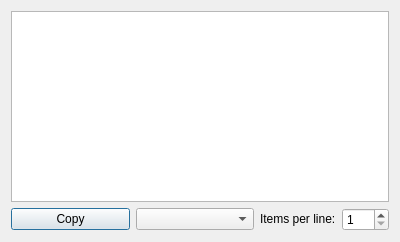
Before: the Qt Designer form src/gui/Src/Gui/DataCopyDialog.ui in x64dbg/x64dbg, drawn with Qt 5.
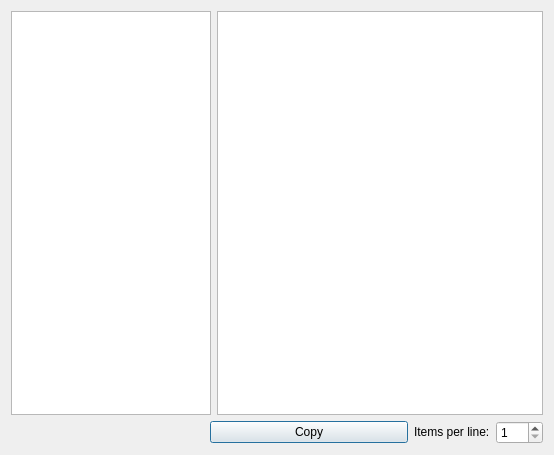
After: the same form once the commit is applied. Icons and pictures are not drawn.

Commit message: Enhancements to the Data Copy dialog

```diff
--- a/src/gui/Src/Gui/DataCopyDialog.ui
+++ b/src/gui/Src/Gui/DataCopyDialog.ui
@@ -6,8 +6,8 @@
    <rect>
     <x>0</x>
     <y>0</y>
-    <width>400</width>
-    <height>242</height>
+    <width>554</width>
+    <height>455</height>
    </rect>
   </property>
   <property name="windowTitle">
@@ -17,8 +17,24 @@
    <iconset resource="../../resource.qrc">
     <normaloff>:/icons/images/data-copy.png</normaloff>:/icons/images/data-copy.png</iconset>
   </property>
-  <layout class="QVBoxLayout" name="verticalLayout">
-   <item>
+  <layout class="QGridLayout" name="gridLayout_2">
+   <item row="0" column="0">
+    <widget class="QListWidget" name="listType">
+     <property name="minimumSize">
+      <size>
+       <width>140</width>
+       <height>0</height>
+      </size>
+     </property>
+     <property name="maximumSize">
+      <size>
+       <width>200</width>
+       <height>16777215</height>
+      </size>
+     </property>
+    </widget>
+   </item>
+   <item row="0" column="1">
     <widget class="QPlainTextEdit" name="editCode">
      <property name="font">
       <font>
@@ -30,32 +46,22 @@
      </property>
     </widget>
    </item>
-   <item>
-    <layout class="QHBoxLayout" name="horizontalLayout">
-     <item>
-      <widget class="QPushButton" name="buttonCopy">
-       <property name="maximumSize">
+   <item row="1" column="0" colspan="2">
+    <layout class="QGridLayout" name="gridLayout">
+     <item row="0" column="1">
+      <spacer name="horizontalSpacer">
+       <property name="orientation">
+        <enum>Qt::Horizontal</enum>
+       </property>
+       <property name="sizeHint" stdset="0">
         <size>
-         <width>16777215</width>
-         <height>22</height>
+         <width>30</width>
+         <height>20</height>
         </size>
        </property>
-       <property name="text">
-        <string>Copy</string>
-       </property>
-      </widget>
+      </spacer>
      </item>
-     <item>
-      <widget class="QComboBox" name="comboType">
-       <property name="sizePolicy">
-        <sizepolicy hsizetype="Preferred" vsizetype="Fixed">
-         <horstretch>0</horstretch>
-         <verstretch>0</verstretch>
-        </sizepolicy>
-       </property>
-      </widget>
-     </item>
-     <item>
+     <item row="0" column="3">
       <widget class="QLabel" name="label">
        <property name="sizePolicy">
         <sizepolicy hsizetype="Maximum" vsizetype="Fixed">
@@ -68,7 +74,7 @@
        </property>
       </widget>
      </item>
-     <item>
+     <item row="0" column="4">
       <widget class="QSpinBox" name="spinBox">
        <property name="sizePolicy">
         <sizepolicy hsizetype="Maximum" vsizetype="Fixed">
@@ -90,6 +96,31 @@
        </property>
       </widget>
      </item>
+     <item row="0" column="2">
+      <widget class="QPushButton" name="buttonCopy">
+       <property name="sizePolicy">
+        <sizepolicy hsizetype="Expanding" vsizetype="Fixed">
+         <horstretch>0</horstretch>
+         <verstretch>0</verstretch>
+        </sizepolicy>
+       </property>
+       <property name="minimumSize">
+        <size>
+         <width>140</width>
+         <height>0</height>
+        </size>
+       </property>
+       <property name="maximumSize">
+        <size>
+         <width>240</width>
+         <height>22</height>
+        </size>
+       </property>
+       <property name="text">
+        <string>Copy</string>
+       </property>
+      </widget>
+     </item>
     </layout>
    </item>
   </layout>
```
The commit also changes 2 other files.
